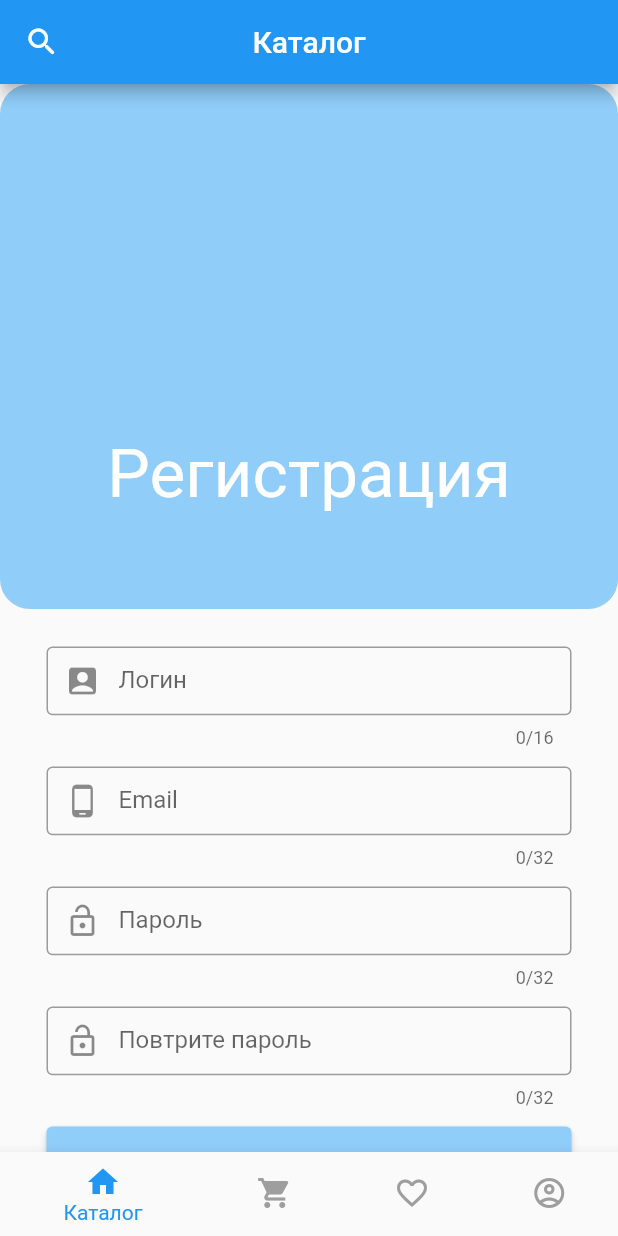
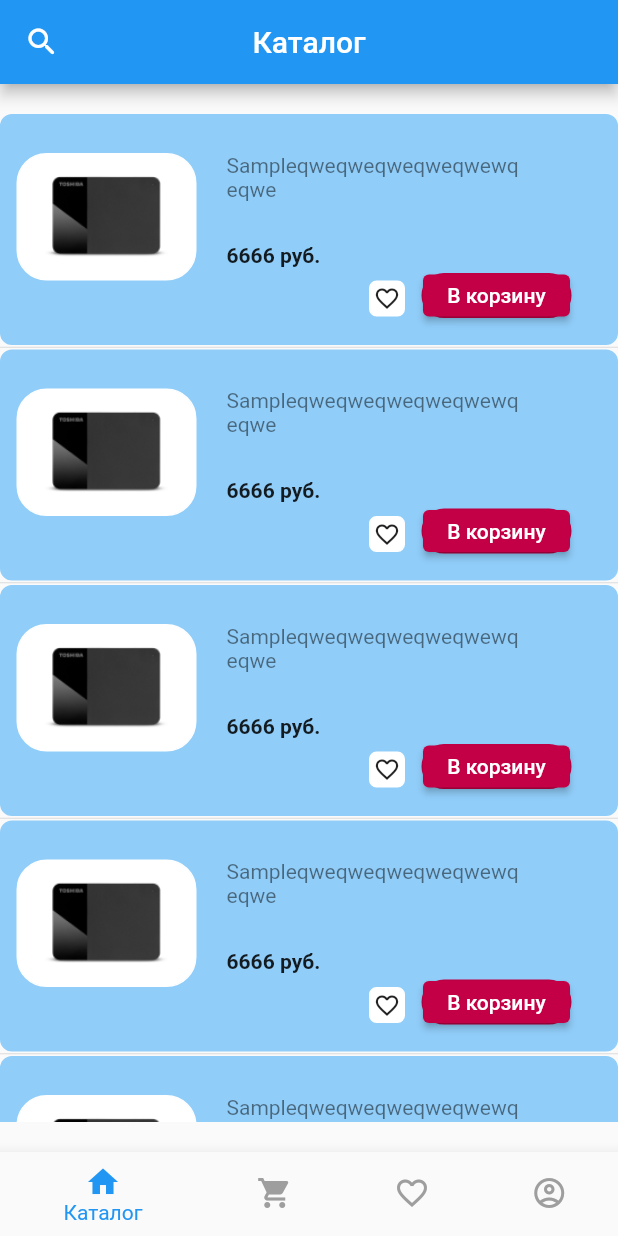
Before and after one commit to TheLosst/Cyrs_Flutter_1, a Flutter app: the Catalog screen opened directly, on a phone screen of 412 x 824 dp. Run offline on Flutter 3.47's test engine with Material 2 defaults, Android fonts, the phone set to English and light mode, and no system bars; our stand-ins replace fluttertoast; missing offline and left inert: dart:ffi.

Commit message:
Добавлена заготовка для списка товаров

```diff
--- a/lib/main.dart
+++ b/lib/main.dart
@@ -57,8 +57,8 @@ class _LoginPageState extends State<LoginPage> {
     });
     //print(response.body);
     var data = json.decode(response.body);
-    var profile = json.decode(responseProfile.body);
-    String tempProfile = profile.toString();
+    var profileEmail = json.decode(responseProfile.body);
+    String tempProfile = profileEmail.toString();
     tempProfile = tempProfile.replaceFirst('[{email: ', '').replaceFirst('}]', '');
     print(tempProfile);
     if (data == "Success") {
--- a/lib/navigationBar.dart
+++ b/lib/navigationBar.dart
@@ -4,6 +4,7 @@ import 'package:cyrs_1/iconsCustom.dart';
 import 'package:cyrs_1/main.dart';
 import 'package:cyrs_1/profile.dart';
 import 'package:cyrs_1/register.dart';
+import 'package:cyrs_1/shopList.dart';
 import 'package:cyrs_1/user.dart';
 import 'package:flutter/material.dart';
 import 'package:flutter/services.dart';
@@ -24,7 +25,7 @@ class _CatalogState extends State<Catalog> {
   final TextEditingController test = TextEditingController();
 
   final List<Widget> _children = [
-    Registration(),
+    ShopList(),
     LoginPage(title: '',),
     Registration(),
     Profile()
--- a/lib/profile.dart
+++ b/lib/profile.dart
@@ -25,8 +25,7 @@ class _ProfileState extends State<Profile> {
   @override
   Widget build(BuildContext context) {
     return Scaffold(
-      body: SingleChildScrollView(
-        child: Column(
+      body: Column(
           children: [
             Center(
               child: Padding(
@@ -101,7 +100,6 @@ class _ProfileState extends State<Profile> {
             )
           ],
         ),
-      ),
     );
   }
 }
--- /dev/null
+++ b/lib/shopList.dart
@@ -0,0 +1,137 @@
+import 'dart:convert';
+import 'dart:ffi';
+
+import 'package:cyrs_1/iconsCustom.dart';
+import 'package:cyrs_1/main.dart';
+import 'package:cyrs_1/register.dart';
+import 'package:cyrs_1/user.dart';
+import 'package:flutter/material.dart';
+import 'package:http/http.dart' as http;
+import 'package:fluttertoast/fluttertoast.dart';
+import 'package:crypto/crypto.dart';
+import 'globals.dart' as globals;
+import 'globals.dart';
+
+class ShopList extends StatefulWidget {
+  const ShopList({Key? key}) : super(key: key);
+
+  @override
+  State<ShopList> createState() => _ShopListState();
+}
+
+class _ShopListState extends State<ShopList> {
+  @override
+  Widget build(BuildContext context) {
+    return Padding(
+      padding: EdgeInsets.only(top: 20, bottom: 20),
+      child: ListView.separated(
+        itemCount: 5,
+        itemBuilder: (BuildContext context, int index) {
+          return Container(
+            width: 300,
+            height: 154,
+            margin: const EdgeInsets.only(bottom: 0, left: 0, right: 0, top: 0),
+            decoration: BoxDecoration(
+                color: const Color.fromRGBO(144, 205, 249, 1),
+                border: Border.all(
+                  color: const Color.fromRGBO(144, 205, 249, 1),
+                ),
+                borderRadius: const BorderRadius.all(Radius.circular(8))),
+            child: Stack(
+              children: <Widget>[
+                Padding(
+                  padding: EdgeInsets.only(top: 25, left: 10),
+                  child: Container(
+                    width: 120,
+                    height: 85,
+                    margin: const EdgeInsets.only(
+                        bottom: 0, left: 0, right: 0, top: 0),
+                    decoration: BoxDecoration(
+                        color: const Color.fromRGBO(255, 255, 255, 1),
+                        border: Border.all(
+                          color: const Color.fromRGBO(255, 255, 255, 1),
+                        ),
+                        borderRadius:
+                            const BorderRadius.all(Radius.circular(20))),
+                    child: SizedBox(
+                      width: 120,
+                      height: 85,
+                      child: Image.asset("assets/images/hdd_template.png"),
+                    ),
+                  ),
+                ),
+                Padding(
+                  padding: EdgeInsets.only(left: 150, top: 25),
+                  child: SizedBox(
+                      width: 200,
+                      child: Text(
+                        "Sampleqweqweqweqweqwewqeqwe",
+                        maxLines: 3,
+                        style: TextStyle(color: Colors.black.withOpacity(0.5)),
+                      )),
+                ),
+                Padding(
+                  padding: EdgeInsets.only(left: 150, top: 85),
+                  child: SizedBox(
+                      width: 200,
+                      child: Text(
+                        "6666" + " руб.",
+                        style: TextStyle(fontWeight: FontWeight.bold),
+                      )),
+                ),
+                Padding(
+                  padding: EdgeInsets.only(top: 110, left: 245),
+                  child: Container(
+                      width: 24,
+                      height: 24,
+                      decoration: BoxDecoration(
+                          color: const Color.fromRGBO(255, 255, 255, 1),
+                          border: Border.all(
+                            color: const Color.fromRGBO(255, 255, 255, 1),
+                          ),
+                          borderRadius:
+                              const BorderRadius.all(Radius.circular(5))),
+                      child: Transform.scale(
+                        scale: 3,
+                        child: IconButton(
+                          icon: Icon(
+                            Icons.favorite_border,
+                            size: 6,
+                          ),
+                          tooltip: null,
+                          onPressed:
+                              () {}, //TODO: Добавить смену иконки при нажатии и отправлять пост запрос на добавление id в бд для избранного и корзины
+                        ),
+                      )),
+                ),
+                Padding(
+                  padding: EdgeInsets.only(top: 105, left: 280),
+                  child: Container(
+                      width: 100,
+                      height: 30,
+                      decoration: BoxDecoration(
+                          color: const Color.fromRGBO(195, 0, 70, 1),
+                          border: Border.all(
+                            color: const Color.fromRGBO(195, 0, 70, 1),
+                          ),
+                          borderRadius:
+                              const BorderRadius.all(Radius.circular(50))),
+                      child: ElevatedButton(
+                        style: ButtonStyle(
+                            backgroundColor: MaterialStateProperty.all<Color>(
+                                const Color.fromRGBO(195, 0, 70, 1))),
+                        onPressed: () {}, //TODO: Добавить пост запрос на добавление ид в бд при нажатии на кнопку
+                        child: const Text("В корзину"),
+                      )),
+                ),
+              ],
+            ),
+          );
+        },
+        separatorBuilder: (BuildContext context, int index) => const Divider(
+          height: 3,
+        ),
+      ),
+    );
+  }
+}
--- a/lib/user.dart
+++ b/lib/user.dart
@@ -6,7 +6,7 @@ class User{
   User({Key? key,required this.email,required this.username,required this.password});
   String username;
   String password;
-  String email;
+  String email = "Server Error";
 
   void setName(String name){
     username = name;
```
Also changed, not shown: assets/images/hdd_template.png (added).
